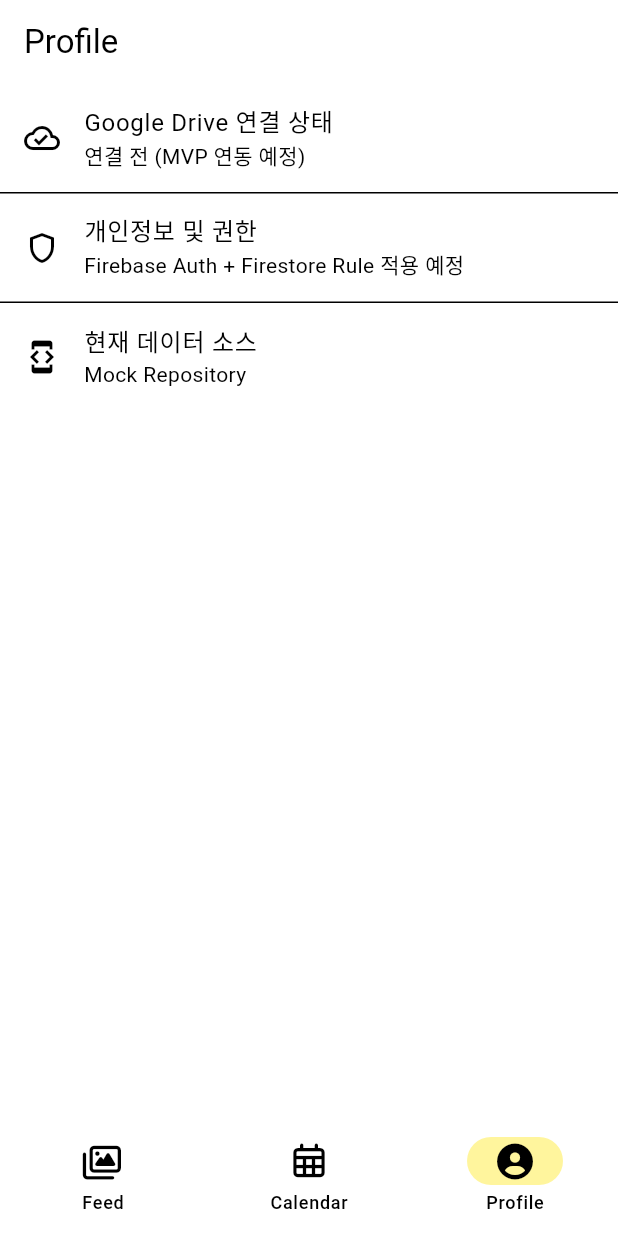
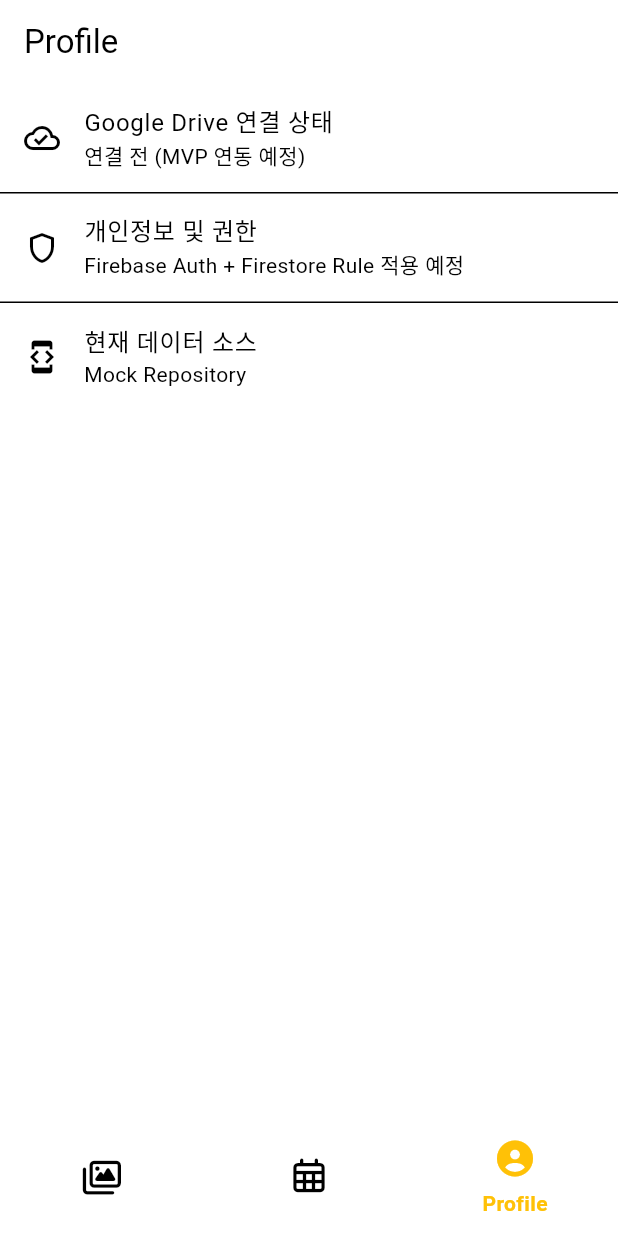
Before and after one commit to Alpaca92/b_log, a Flutter app: the screen it shows after launch, item 3 of the bottom bar chosen, on a phone screen of 412 x 824 dp. Run offline on Flutter 3.47's test engine with Material 3 defaults, Android fonts, the phone set to English and light mode, and no system bars; our stand-ins replace flutter_riverpod, font_awesome_flutter, go_router, logger.

Commit message:
feat: Update TabRoute icons to use IconData and add logger dependency

```diff
--- a/lib/core/routes/tab_route.dart
+++ b/lib/core/routes/tab_route.dart
@@ -27,25 +27,25 @@
     }
   }
 
-  FaIcon get icon {
+  IconData get icon {
     switch (this) {
       case TabRoute.feed:
-        return const FaIcon(FontAwesomeIcons.images);
+        return FontAwesomeIcons.images;
       case TabRoute.calendar:
-        return const FaIcon(FontAwesomeIcons.calendarDays);
+        return FontAwesomeIcons.calendarDays;
       case TabRoute.profile:
-        return const FaIcon(FontAwesomeIcons.circleUser);
+        return FontAwesomeIcons.circleUser;
     }
   }
 
-  FaIcon get selectedIcon {
+  IconData get selectedIcon {
     switch (this) {
       case TabRoute.feed:
-        return const FaIcon(FontAwesomeIcons.solidImages);
+        return FontAwesomeIcons.solidImages;
       case TabRoute.calendar:
-        return const FaIcon(FontAwesomeIcons.solidCalendarDays);
+        return FontAwesomeIcons.solidCalendarDays;
       case TabRoute.profile:
-        return const FaIcon(FontAwesomeIcons.solidCircleUser);
+        return FontAwesomeIcons.solidCircleUser;
     }
   }
 }
@@ -58,6 +58,19 @@
   @override
   Widget build(BuildContext context) {
     return NavigationBar(
+      indicatorColor: Colors.transparent,
+      labelBehavior: NavigationDestinationLabelBehavior.onlyShowSelected,
+      labelTextStyle: WidgetStateProperty.resolveWith((states) {
+        final isSelected = states.contains(WidgetState.selected);
+
+        return TextStyle(
+          color:
+              isSelected
+                  ? Theme.of(context).colorScheme.primary
+                  : Theme.of(context).colorScheme.onSurfaceVariant,
+          fontWeight: isSelected ? FontWeight.bold : FontWeight.normal,
+        );
+      }),
       selectedIndex: selectedIndex,
       onDestinationSelected: (index) {
         switch (index) {
@@ -77,8 +90,11 @@
               .map(
                 (route) => NavigationDestination(
                   label: route.label,
-                  icon: route.icon,
-                  selectedIcon: route.selectedIcon,
+                  icon: FaIcon(route.icon),
+                  selectedIcon: FaIcon(
+                    route.selectedIcon,
+                    color: Theme.of(context).colorScheme.primary,
+                  ),
                 ),
               )
               .toList(),
--- /dev/null
+++ b/lib/core/utils/logger.dart
@@ -0,0 +1,3 @@
+import 'package:logger/logger.dart';
+
+final logger = Logger();
--- a/pubspec.yaml
+++ b/pubspec.yaml
@@ -38,6 +38,7 @@
   go_router: ^14.8.1
   intl: ^0.20.2
   font_awesome_flutter: ^10.9.1
+  logger: ^2.7.0
 
 dev_dependencies:
   flutter_test:
```
Also changed, not shown: pubspec.lock, 1 other file.
